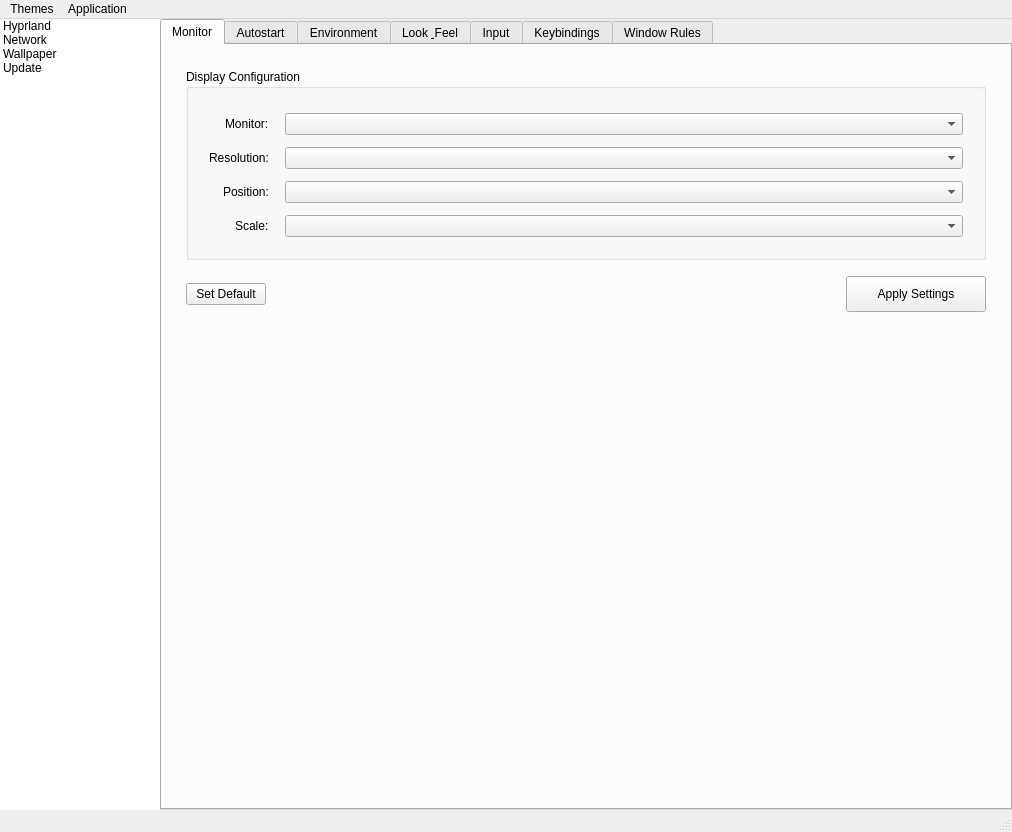
Above: hyprset/ui/generated/widget.ui from EST2374/hypr-set before the change. Below: the same form after it.
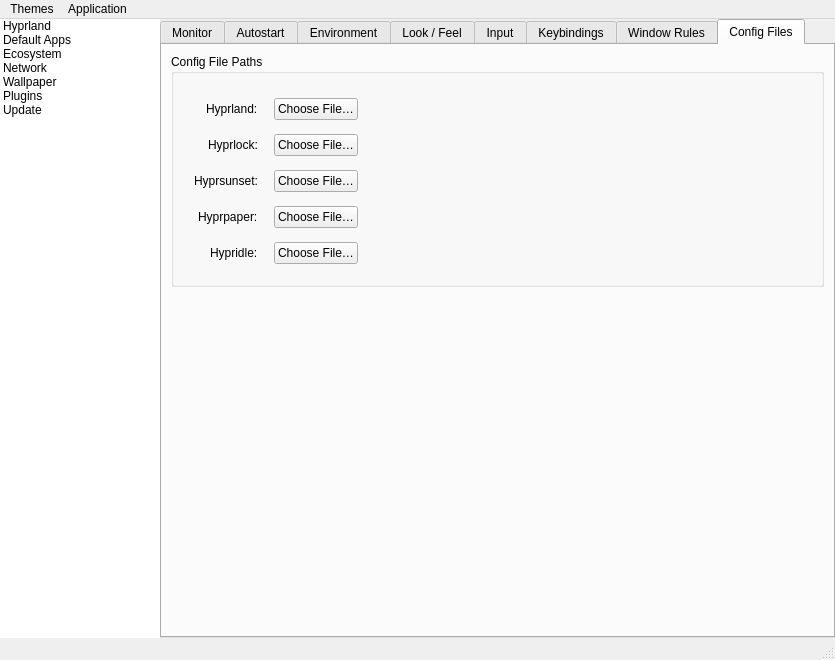
That is the form after the change. The open tabs and pages were chosen to show the change.

Commit message: changed to hyprland.lua and more additions, some lua things still need work

```diff
--- a/hyprset/ui/generated/widget.ui
+++ b/hyprset/ui/generated/widget.ui
@@ -6,8 +6,8 @@
    <rect>
     <x>0</x>
     <y>0</y>
-    <width>1012</width>
-    <height>832</height>
+    <width>835</width>
+    <height>660</height>
    </rect>
   </property>
   <property name="windowTitle">
@@ -64,6 +64,16 @@
         <string>Hyprland</string>
        </property>
       </item>
+      <item>
+       <property name="text">
+        <string>Default Apps</string>
+       </property>
+      </item>
+      <item>
+       <property name="text">
+        <string>Ecosystem</string>
+       </property>
+      </item>
       <item>
        <property name="text">
         <string>Network</string>
@@ -74,6 +84,11 @@
         <string>Wallpaper</string>
        </property>
       </item>
+      <item>
+       <property name="text">
+        <string>Plugins</string>
+       </property>
+      </item>
       <item>
        <property name="text">
         <string>Update</string>
@@ -236,6 +251,12 @@
              <layout class="QHBoxLayout" name="monitor_apply_hl">
               <item>
                <widget class="QPushButton" name="set_default_monitor_button">
+                <property name="minimumSize">
+                 <size>
+                  <width>120</width>
+                  <height>34</height>
+                 </size>
+                </property>
                 <property name="text">
                  <string>Set Default</string>
                 </property>
@@ -485,7 +506,7 @@
           </widget>
           <widget class="QWidget" name="look_tab">
            <attribute name="title">
-            <string>Look &amp; Feel</string>
+            <string>Look / Feel</string>
            </attribute>
            <layout class="QVBoxLayout" name="look_scroll_vl">
             <property name="spacing">
@@ -1677,7 +1698,387 @@
            <attribute name="title">
             <string>Window Rules</string>
            </attribute>
-           <layout class="QVBoxLayout" name="verticalLayout_9"/>
+           <layout class="QVBoxLayout" name="verticalLayout_9">
+            <property name="leftMargin">
+             <number>24</number>
+            </property>
+            <property name="topMargin">
+             <number>24</number>
+            </property>
+            <property name="rightMargin">
+             <number>24</number>
+            </property>
+            <property name="bottomMargin">
+             <number>24</number>
+            </property>
+            <item>
+             <widget class="QLabel" name="windowrules_placeholder_label">
+              <property name="text">
+               <string>Window Rules — coming soon</string>
+              </property>
+              <property name="alignment">
+               <set>Qt::AlignmentFlag::AlignCenter</set>
+              </property>
+             </widget>
+            </item>
+           </layout>
+          </widget>
+          <widget class="QWidget" name="files_tab">
+           <attribute name="title">
+            <string>Config Files</string>
+           </attribute>
+           <layout class="QVBoxLayout" name="verticalLayout_10">
+            <item>
+             <layout class="QVBoxLayout" name="verticalLayout_5">
+              <item>
+               <widget class="QGroupBox" name="config_files_group">
+                <property name="title">
+                 <string>Config File Paths</string>
+                </property>
+                <layout class="QFormLayout" name="configs_form_layout">
+                 <property name="labelAlignment">
+                  <set>Qt::AlignmentFlag::AlignRight|Qt::AlignmentFlag::AlignTrailing|Qt::AlignmentFlag::AlignVCenter</set>
+                 </property>
+                 <property name="horizontalSpacing">
+                  <number>16</number>
+                 </property>
+                 <property name="verticalSpacing">
+                  <number>14</number>
+                 </property>
+                 <property name="leftMargin">
+                  <number>20</number>
+                 </property>
+                 <property name="topMargin">
+                  <number>24</number>
+                 </property>
+                 <property name="rightMargin">
+                  <number>20</number>
+                 </property>
+                 <property name="bottomMargin">
+                  <number>20</number>
+                 </property>
+                 <item row="0" column="0">
+                  <widget class="QLabel" name="current_config_file_label">
+                   <property name="text">
+                    <string>Hyprland:</string>
+                   </property>
+                  </widget>
+                 </item>
+                 <item row="0" column="1">
+                  <layout class="QHBoxLayout" name="config_file_button_layout">
+                   <property name="spacing">
+                    <number>10</number>
+                   </property>
+                   <item>
+                    <widget class="QPushButton" name="choose_config_file_button">
+                     <property name="text">
+                      <string>Choose File…</string>
+                     </property>
+                    </widget>
+                   </item>
+                   <item>
+                    <widget class="QLabel" name="current_config_path_label">
+                     <property name="sizePolicy">
+                      <sizepolicy hsizetype="Expanding" vsizetype="Preferred">
+                       <horstretch>0</horstretch>
+                       <verstretch>0</verstretch>
+                      </sizepolicy>
+                     </property>
+                     <property name="text">
+                      <string/>
+                     </property>
+                    </widget>
+                   </item>
+                  </layout>
+                 </item>
+                 <item row="1" column="0">
+                  <widget class="QLabel" name="cur_hyprlock_label">
+                   <property name="text">
+                    <string>Hyprlock:</string>
+                   </property>
+                  </widget>
+                 </item>
+                 <item row="1" column="1">
+                  <layout class="QHBoxLayout" name="hyprlock_button_layout">
+                   <property name="spacing">
+                    <number>10</number>
+                   </property>
+                   <item>
+                    <widget class="QPushButton" name="choose_hyprlock_button">
+                     <property name="text">
+                      <string>Choose File…</string>
+                     </property>
+                    </widget>
+                   </item>
+                   <item>
+                    <widget class="QLabel" name="cur_hyprlock_file_label">
+                     <property name="sizePolicy">
+                      <sizepolicy hsizetype="Expanding" vsizetype="Preferred">
+                       <horstretch>0</horstretch>
+                       <verstretch>0</verstretch>
+                      </sizepolicy>
+                     </property>
+                     <property name="text">
+                      <string/>
+                     </property>
+                    </widget>
+                   </item>
+                  </layout>
+                 </item>
+                 <item row="2" column="0">
+                  <widget class="QLabel" name="cur_hyprsunset_label">
+                   <property name="text">
+                    <string>Hyprsunset:</string>
+                   </property>
+                  </widget>
+                 </item>
+                 <item row="2" column="1">
+                  <layout class="QHBoxLayout" name="hyprsunset_button_layout">
+                   <property name="spacing">
+                    <number>10</number>
+                   </property>
+                   <item>
+                    <widget class="QPushButton" name="choose_hypersunset_button">
+                     <property name="text">
+                      <string>Choose File…</string>
+                     </property>
+                    </widget>
+                   </item>
+                   <item>
+                    <widget class="QLabel" name="hyprsunset_file_label">
+                     <property name="sizePolicy">
+                      <sizepolicy hsizetype="Expanding" vsizetype="Preferred">
+                       <horstretch>0</horstretch>
+                       <verstretch>0</verstretch>
+                      </sizepolicy>
+                     </property>
+                     <property name="text">
+                      <string/>
+                     </property>
+                    </widget>
+                   </item>
+                  </layout>
+                 </item>
+                 <item row="3" column="0">
+                  <widget class="QLabel" name="cur_hyprpaper_label">
+                   <property name="text">
+                    <string>Hyprpaper:</string>
+                   </property>
+                  </widget>
+                 </item>
+                 <item row="3" column="1">
+                  <layout class="QHBoxLayout" name="hyprpaper_button_layout">
+                   <property name="spacing">
+                    <number>10</number>
+                   </property>
+                   <item>
+                    <widget class="QPushButton" name="choose_hyperpaper_file_button">
+                     <property name="text">
+                      <string>Choose File…</string>
+                     </property>
+                    </widget>
+                   </item>
+                   <item>
+                    <widget class="QLabel" name="cur_hyprpaper_file_label">
+                     <property name="sizePolicy">
+                      <sizepolicy hsizetype="Expanding" vsizetype="Preferred">
+                       <horstretch>0</horstretch>
+                       <verstretch>0</verstretch>
+                      </sizepolicy>
+                     </property>
+                     <property name="text">
+                      <string/>
+                     </property>
+                    </widget>
+                   </item>
+                  </layout>
+                 </item>
+                 <item row="4" column="0">
+                  <widget class="QLabel" name="hypridle_label">
+                   <property name="text">
+                    <string>Hypridle:</string>
+                   </property>
+                  </widget>
+                 </item>
+                 <item row="4" column="1">
+                  <layout class="QHBoxLayout" name="hypridle_button_layout">
+                   <property name="spacing">
+                    <number>10</number>
+                   </property>
+                   <item>
+                    <widget class="QPushButton" name="choose_hypridle_button">
+                     <property name="text">
+                      <string>Choose File…</string>
+                     </property>
+                    </widget>
+                   </item>
+                   <item>
+                    <widget class="QLabel" name="cur_hypridle_label">
+                     <property name="sizePolicy">
+                      <sizepolicy hsizetype="Expanding" vsizetype="Preferred">
+                       <horstretch>0</horstretch>
+                       <verstretch>0</verstretch>
+                      </sizepolicy>
+                     </property>
+                     <property name="text">
+                      <string/>
+                     </property>
+                    </widget>
+                   </item>
+                  </layout>
+                 </item>
+                </layout>
+               </widget>
+              </item>
+              <item>
+               <spacer name="files_bottom_spacer">
+                <property name="orientation">
+                 <enum>Qt::Orientation::Vertical</enum>
+                </property>
+                <property name="sizeHint" stdset="0">
+                 <size>
+                  <width>20</width>
+                  <height>40</height>
+                 </size>
+                </property>
+               </spacer>
+              </item>
+             </layout>
+            </item>
+           </layout>
+          </widget>
+         </widget>
+        </item>
+       </layout>
+      </widget>
+      <widget class="QWidget" name="defaul_apps_page">
+       <widget class="QLabel" name="label">
+        <property name="geometry">
+         <rect>
+          <x>220</x>
+          <y>270</y>
+          <width>191</width>
+          <height>41</height>
+         </rect>
+        </property>
+        <property name="text">
+         <string>Defaul Apps - coming soon</string>
+        </property>
+       </widget>
+      </widget>
+      <widget class="QWidget" name="ecosystem_page">
+       <layout class="QVBoxLayout" name="verticalLayout_4">
+        <property name="spacing">
+         <number>0</number>
+        </property>
+        <property name="leftMargin">
+         <number>0</number>
+        </property>
+        <property name="topMargin">
+         <number>0</number>
+        </property>
+        <property name="rightMargin">
+         <number>0</number>
+        </property>
+        <property name="bottomMargin">
+         <number>0</number>
+        </property>
+        <item>
+         <widget class="QTabWidget" name="ecosystem_tabWidget">
+          <property name="currentIndex">
+           <number>1</number>
+          </property>
+          <widget class="QWidget" name="hyprlock_tab">
+           <attribute name="title">
+            <string>Hyprlock</string>
+           </attribute>
+           <layout class="QVBoxLayout" name="hyprlock_tab_vl">
+            <property name="leftMargin">
+             <number>24</number>
+            </property>
+            <property name="topMargin">
+             <number>24</number>
+            </property>
+            <property name="rightMargin">
+             <number>24</number>
+            </property>
+            <property name="bottomMargin">
+             <number>24</number>
+            </property>
+            <item>
+             <widget class="QLabel" name="hyprlock_placeholder_label">
+              <property name="text">
+               <string>Hyprlock configuration — coming soon</string>
+              </property>
+              <property name="alignment">
+               <set>Qt::AlignmentFlag::AlignCenter</set>
+              </property>
+             </widget>
+            </item>
+           </layout>
+          </widget>
+          <widget class="QWidget" name="hypridle_tab">
+           <attribute name="title">
+            <string>Hypridle</string>
+           </attribute>
+          </widget>
+          <widget class="QWidget" name="hyprsunset_tab">
+           <attribute name="title">
+            <string>Hyprsunset</string>
+           </attribute>
+           <layout class="QVBoxLayout" name="hyprsunset_tab_vl">
+            <property name="leftMargin">
+             <number>24</number>
+            </property>
+            <property name="topMargin">
+             <number>24</number>
+            </property>
+            <property name="rightMargin">
+             <number>24</number>
+            </property>
+            <property name="bottomMargin">
+             <number>24</number>
+            </property>
+            <item>
+             <widget class="QLabel" name="hyprsunset_placeholder_label">
+              <property name="text">
+               <string>Hyprsunset configuration — coming soon</string>
+              </property>
+              <property name="alignment">
+               <set>Qt::AlignmentFlag::AlignCenter</set>
+              </property>
+             </widget>
+            </item>
+           </layout>
+          </widget>
+          <widget class="QWidget" name="hyprpaper_tab">
+           <attribute name="title">
+            <string>Hyprpaper</string>
+           </attribute>
+           <layout class="QVBoxLayout" name="hyprpaper_tab_vl">
+            <property name="leftMargin">
+             <number>24</number>
+            </property>
+            <property name="topMargin">
+             <number>24</number>
+            </property>
+            <property name="rightMargin">
+             <number>24</number>
+            </property>
+            <property name="bottomMargin">
+             <number>24</number>
+            </property>
+            <item>
+             <widget class="QLabel" name="hyprpaper_placeholder_label">
+              <property name="text">
+               <string>Hyprpaper configuration — coming soon</string>
+              </property>
+              <property name="alignment">
+               <set>Qt::AlignmentFlag::AlignCenter</set>
+              </property>
+             </widget>
+            </item>
+           </layout>
           </widget>
          </widget>
         </item>
@@ -1831,7 +2232,7 @@
     <rect>
      <x>0</x>
      <y>0</y>
-     <width>1012</width>
+     <width>835</width>
      <height>19</height>
     </rect>
    </property>
```
Left out of the diff: 392 changed lines with no effect on the pictures. The commit also changes 16 other files.
